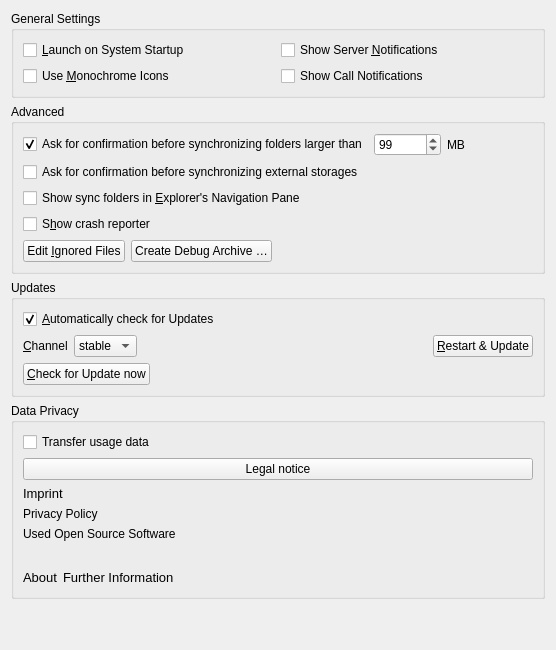
Old version of the form src/gui/generalsettings.ui in the repository nextmcloud/desktop.
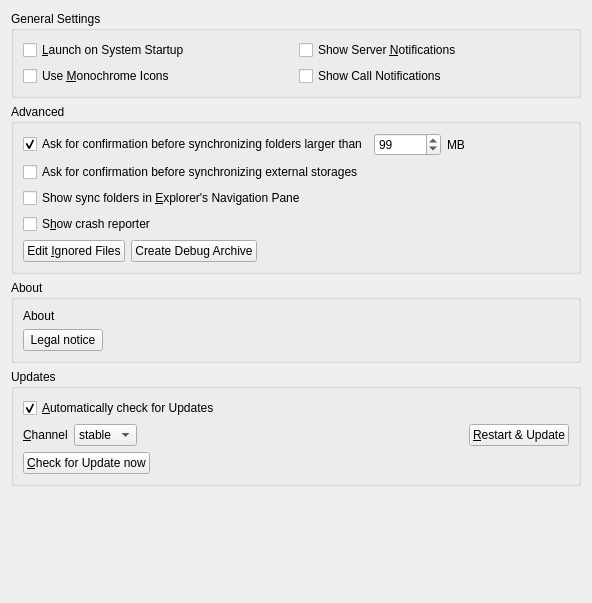
New version of the form.

```diff
--- a/src/gui/generalsettings.ui
+++ b/src/gui/generalsettings.ui
@@ -6,32 +6,35 @@
    <rect>
     <x>0</x>
     <y>0</y>
-    <width>556</width>
-    <height>563</height>
+    <width>592</width>
+    <height>603</height>
    </rect>
   </property>
   <property name="windowTitle">
    <string notr="true">Form</string>
   </property>
-  <layout class="QGridLayout" name="gridLayout">
-   <item row="4" column="0" rowspan="2">
-    <widget class="QGroupBox" name="dataPrivacyGroupBox">
+  <layout class="QGridLayout" name="gridLayout_3">
+   <item row="2" column="0">
+    <widget class="QGroupBox" name="aboutGroupBox">
      <property name="title">
-      <string>Data Privacy</string>
+      <string>About</string>
      </property>
-     <layout class="QVBoxLayout" name="verticalLayout_4">
+     <layout class="QVBoxLayout" name="verticalLayout_3">
       <item>
-       <widget class="QCheckBox" name="transferUsageDataCheckBox">
+       <widget class="QLabel" name="aboutLabel">
+        <property name="sizePolicy">
+         <sizepolicy hsizetype="Preferred" vsizetype="Minimum">
+          <horstretch>0</horstretch>
+          <verstretch>0</verstretch>
+         </sizepolicy>
+        </property>
         <property name="text">
-         <string>Transfer usage data</string>
-        </property>
-        <property name="checked">
-         <bool>false</bool>
+         <string>About</string>
         </property>
        </widget>
       </item>
       <item>
-       <layout class="QVBoxLayout" name="verticalLayout_3">
+       <layout class="QHBoxLayout" name="horizontalLayout_6">
         <item>
          <widget class="QPushButton" name="legalNoticeButton">
           <property name="text">
@@ -40,100 +43,6 @@
          </widget>
         </item>
         <item>
-         <widget class="QLabel" name="imprintLabel">
-          <property name="font">
-           <font>
-            <family>Segoe UI</family>
-            <pointsize>10</pointsize>
-            <weight>50</weight>
-            <italic>false</italic>
-            <bold>false</bold>
-           </font>
-          </property>
-          <property name="styleSheet">
-           <string notr="true">font: 10pt &quot;Segoe UI&quot;;</string>
-          </property>
-          <property name="text">
-           <string>Imprint</string>
-          </property>
-         </widget>
-        </item>
-        <item>
-         <widget class="QLabel" name="privacyPolicyLabel">
-          <property name="styleSheet">
-           <string notr="true">font: 10pt &quot;Segoe UI&quot;;</string>
-          </property>
-          <property name="text">
-           <string>Privacy Policy</string>
-          </property>
-         </widget>
-        </item>
-        <item>
-         <widget class="QLabel" name="openSourceSwLabel">
-          <property name="styleSheet">
-           <string notr="true">font: 10pt &quot;Segoe UI&quot;;</string>
-          </property>
-          <property name="text">
-           <string>Used Open Source Software</string>
-          </property>
-          <property name="textFormat">
-           <enum>Qt::AutoText</enum>
-          </property>
-         </widget>
-        </item>
-       </layout>
-      </item>
-      <item>
-       <spacer name="verticalSpacer">
-        <property name="orientation">
-         <enum>Qt::Vertical</enum>
-        </property>
-        <property name="sizeType">
-         <enum>QSizePolicy::Minimum</enum>
-        </property>
-        <property name="sizeHint" stdset="0">
-         <size>
-          <width>20</width>
-          <height>20</height>
-         </size>
-        </property>
-       </spacer>
-      </item>
-      <item>
-       <layout class="QHBoxLayout" name="horizontalLayout">
-        <item>
-         <widget class="QLabel" name="aboutLabel">
-          <property name="sizePolicy">
-           <sizepolicy hsizetype="Preferred" vsizetype="Minimum">
-            <horstretch>0</horstretch>
-            <verstretch>0</verstretch>
-           </sizepolicy>
-          </property>
-          <property name="font">
-           <font>
-            <family>Segoe UI</family>
-            <pointsize>10</pointsize>
-           </font>
-          </property>
-          <property name="text">
-           <string>About</string>
-          </property>
-         </widget>
-        </item>
-        <item>
-         <widget class="QLabel" name="infoLabel">
-          <property name="font">
-           <font>
-            <family>Segoe UI</family>
-            <pointsize>10</pointsize>
-           </font>
-          </property>
-          <property name="text">
-           <string>Further Information</string>
-          </property>
-         </widget>
-        </item>
-        <item>
          <spacer name="horizontalSpacer_2">
           <property name="orientation">
            <enum>Qt::Horizontal</enum>
@@ -293,6 +202,19 @@
      </layout>
     </widget>
    </item>
+   <item row="4" column="0">
+    <spacer name="verticalSpacer">
+     <property name="orientation">
+      <enum>Qt::Vertical</enum>
+     </property>
+     <property name="sizeHint" stdset="0">
+      <size>
+       <width>20</width>
+       <height>0</height>
+      </size>
+     </property>
+    </spacer>
+   </item>
    <item row="1" column="0">
     <widget class="QGroupBox" name="groupBox">
      <property name="title">
@@ -394,7 +316,7 @@
         <item>
          <widget class="QPushButton" name="debugArchiveButton">
           <property name="text">
-           <string>Create Debug Archive …</string>
+           <string>Create Debug Archive</string>
           </property>
          </widget>
         </item>
@@ -416,22 +338,6 @@
      </layout>
     </widget>
    </item>
-   <item row="6" column="0">
-    <spacer name="verticalSpacer_2">
-     <property name="orientation">
-      <enum>Qt::Vertical</enum>
-     </property>
-     <property name="sizeType">
-      <enum>QSizePolicy::Minimum</enum>
-     </property>
-     <property name="sizeHint" stdset="0">
-      <size>
-       <width>20</width>
-       <height>40</height>
-      </size>
-     </property>
-    </spacer>
-   </item>
   </layout>
  </widget>
  <tabstops>
```
